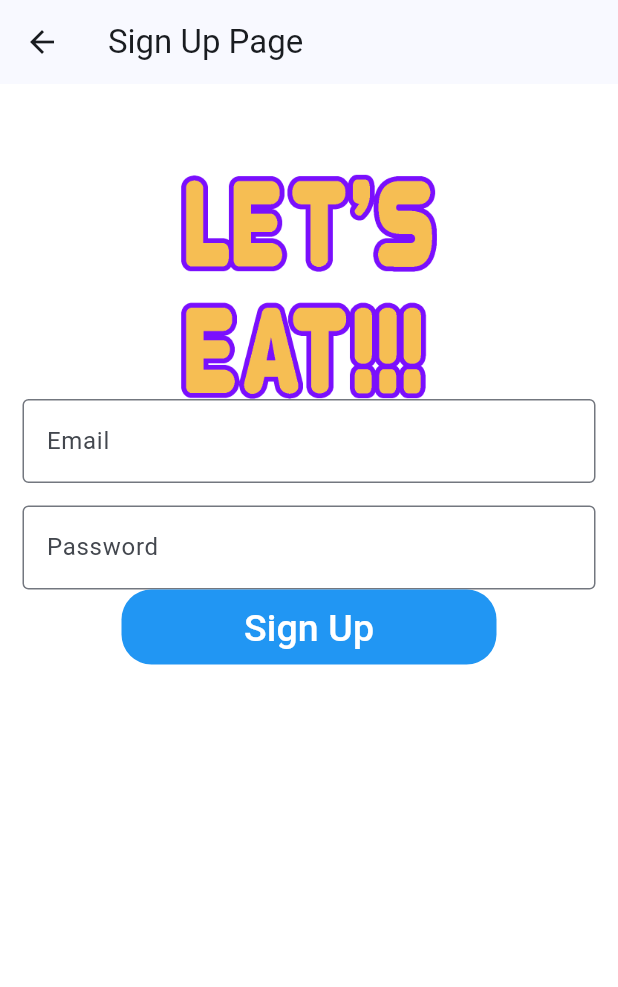
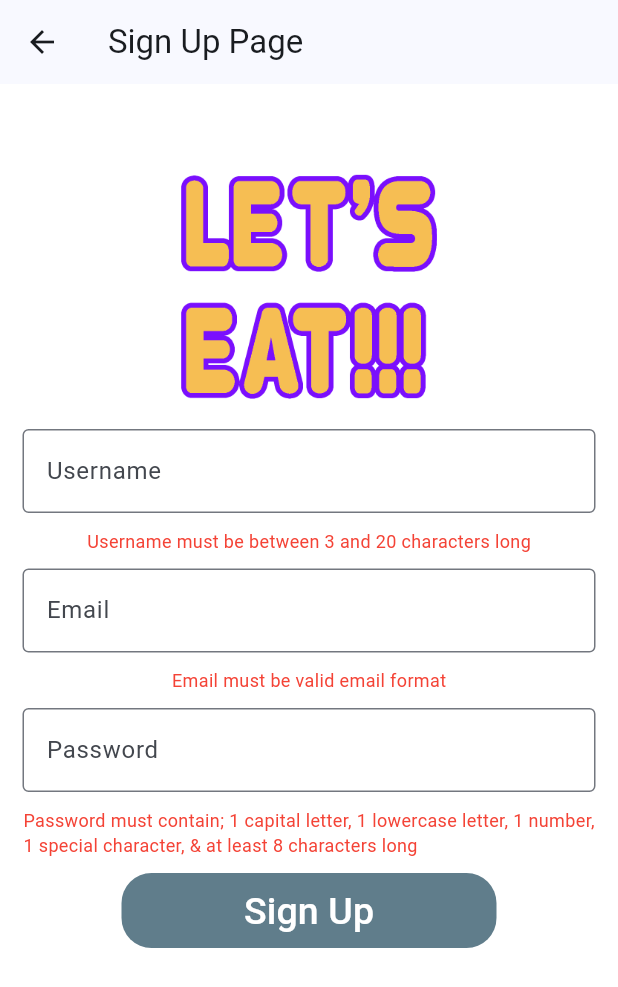
Before and after one commit to CameronCrupper/Lets_Eat, a Flutter app: the SignUpPage screen opened directly, on a phone screen of 412 x 824 dp. Shown: the top 987 px of the screen. Run offline on Flutter 3.47's test engine with Material 2 defaults, Android fonts, the phone set to English and light mode, and no system bars; our stand-ins replace cloud_firestore, email_validator, firebase_auth, firebase_core, flutter_riverpod, flutter_signin_button and 1 more; accounts and stored records are empty.

Commit message:
added validation for fields on sign up page, checks for user already existing in Firebase on sign up

```diff
--- a/lib/auth/web_auth_provider.dart
+++ b/lib/auth/web_auth_provider.dart
@@ -43,7 +43,7 @@ class _WebAuthProvider implements AuthProviderBase {
     return FirebaseAuth.instance.createUserWithEmailAndPassword(
         email: email,
         password: password
-      );
+    );
   }
 }
 
--- a/lib/screens/signup_page.dart
+++ b/lib/screens/signup_page.dart
@@ -1,4 +1,5 @@
 import 'dart:developer';
+import 'package:email_validator/email_validator.dart';
 import 'package:flutter/material.dart';
 import 'package:firebase_auth/firebase_auth.dart';
 import 'package:flutter_riverpod/flutter_riverpod.dart';
@@ -18,37 +19,75 @@ class SignUpPage extends ConsumerStatefulWidget {
 }
 
 class _SignUpState extends ConsumerState<SignUpPage> {
+  // Text field controllers
   final TextEditingController _emailController = TextEditingController();
   final TextEditingController _passwordController = TextEditingController();
+  final TextEditingController _usernameController = TextEditingController();
+
+  // Text field content variables
+  String _email = '';
+  String _password = '';
+  String _username = '';
+
+  // Text field validation
+  bool _emailIsValid = false;
+  bool _validateEmail(String value) {
+    // Returns false unless value evaluates as true per the
+    // EmailValidator plugin
+    return EmailValidator.validate(value);
+  }
+
+  bool _usernameIsValid = false;
+  bool _validateUsername(String value) {
+    // Returns false unless the value is at least 3 characters & no more
+    // than 20 characters
+    if (value.length > 3 && value.length < 21) {
+      return true;
+    } else {
+      return false;
+    }
+  }
+
+  bool _passwordIsValid = false;
+  bool _validatePassword(String value) {
+    // Returns false unless value has: 1 capital letter, 1 lower case letter,
+    // 1 number, 1 special character, & at least 8 total characters
+    if (value.length < 8) return false;
+    if (!value.contains(RegExp(r"[a-z]"))) return false;
+    if (!value.contains(RegExp(r"[A-Z]"))) return false;
+    if (!value.contains(RegExp(r"[0-9]"))) return false;
+    if (!value.contains(RegExp(r'[!@#$%^&*(),.?":{}|<>]'))) return false;
+    return true;
+  }
 
   @override
   void dispose() {
     _emailController.dispose();
     _passwordController.dispose();
+    _usernameController.dispose();
     super.dispose();
   }
 
   void _addUser() async {
     final user = FirebaseAuth.instance.currentUser;
-    if (user != null) {
-      await FirebaseFirestore.instance.collection('users').doc(user.uid).set(
+    await FirebaseFirestore.instance.collection('users').doc(_username).set(
         {
-          'uid': user.uid,
+          'uid': user!.uid,
           'username': 'anonymous',
           'tables': [],
           'cuisines': [],
         }
       );
   }
-  }
 
   void _signUp() async {
-    String email = _emailController.text.trim();
-    String password = _passwordController.text.trim();
+    final checkForUser = await FirebaseFirestore.instance.collection('users')
+        .doc(_username).get();
+    if (checkForUser.data() == null) {
       try {
         AuthProvider().signUpWithEmail(
-        email,
-        password
+          _email,
+          _password,
         );
       } catch (e) {
         log('User creation failed: $e');
@@ -56,8 +95,8 @@ class _SignUpState extends ConsumerState<SignUpPage> {
       Future.delayed(const Duration(milliseconds: 500), () async {
         try {
           await AuthProvider().signInWithEmail(
-        email,
-        password
+          _email,
+          _password
           );
         } catch (e) {
           log('Login failed: $e');
@@ -71,6 +110,9 @@ class _SignUpState extends ConsumerState<SignUpPage> {
           )
         );
       });
+    } else {
+      log('Cannot create account: User already exists with that username.');
+    }
   }
 
   @override
@@ -80,36 +122,77 @@ class _SignUpState extends ConsumerState<SignUpPage> {
       appBar: AppBar(
         title: const Text("Sign Up Page"),
       ),
+      // SCREEN BODY
       body: SingleChildScrollView(
         child: Column(
           children: <Widget>[
+            // LOGO BOX
             Padding(
               padding: const EdgeInsets.only(top: 60.0),
               child: Center(
                 child: SizedBox(
                     width: 200,
                     height: 150,
-                    /*decoration: BoxDecoration(
-                        color: Colors.red,
-                        borderRadius: BorderRadius.circular(50.0)),*/
                     child: Image.asset('assets/images/Lets-Eat.png')),
               ),
             ),
+            // USERNAME TEXT FIELD
             Padding(
-              //padding: const EdgeInsets.only(left:15.0,right: 15.0,top:0,bottom: 0),
-              padding: const  EdgeInsets.symmetric(horizontal: 15),
+              padding: const EdgeInsets.only(
+                left: 15.0, right: 15.0, top: 20, bottom: 10
+              ),
+              child: TextField(
+                decoration: const InputDecoration(
+                    border: OutlineInputBorder(),
+                    labelText: 'Username',
+                    hintText: 'Enter valid username'),
+                controller: _usernameController,
+                onChanged: (value) {
+                  setState(() {
+                    _username = value;
+                  });
+                  _usernameIsValid = _validateUsername(_username);
+                },
+              ),
+            ),
+            // USERNAME TEXT INSTRUCTIONS
+            Text('Username must be between 3 and 20 characters long',
+              style: TextStyle(
+                fontSize: 12,
+                color: _usernameIsValid ? Colors.green : Colors.red,
+              ),
+            ),
+            // EMAIL TEXT FIELD
+            Padding(
+              padding: const EdgeInsets.only(
+                left: 15.0, right: 15.0, top: 10, bottom: 10
+              ),
               child: TextField(
                 decoration: const InputDecoration(
                     border: OutlineInputBorder(),
                     labelText: 'Email',
                     hintText: 'Enter valid email'),
                 controller: _emailController,
+                onChanged: (value) {
+                  setState(() {
+                    _email = value;
+                  });
+                  _emailIsValid = _validateEmail(_email);
+                },
               ),
             ),
+            // EMAIL TEXT INSTRUCTIONS
+            Text('Email must be valid email format',
+              style: TextStyle(
+                fontSize: 12,
+                color: _emailIsValid ? Colors.green : Colors.red,
+              ),
+            ),
+            // PASSWORD TEXT FIELD
             Padding(
               padding: const EdgeInsets.only(
-                  left: 15.0, right: 15.0, top: 15, bottom: 0),
-              //padding: EdgeInsets.symmetric(horizontal: 15),
+                  left: 15.0, right: 15.0, top: 10, bottom: 10
+                ),
               child: TextField(
                 obscureText: true,
                 decoration: const InputDecoration(
@@ -117,16 +200,43 @@ class _SignUpState extends ConsumerState<SignUpPage> {
                     labelText: 'Password',
                     hintText: 'Enter password'),
                 controller: _passwordController,
+                onChanged: (value) {
+                  setState(() {
+                    _password = value;
+                  });
+                  _passwordIsValid = _validatePassword(_password);
+                },
               ),
             ),
-            Container(
+            // PASSWORD TEXT INSTRUCTIONS
+            Text('Password must contain; 1 capital letter, 1 lowercase letter, 1 number,\n1 special character, & at least 8 characters long',
+              style: TextStyle(
+                fontSize: 12,
+                color: _passwordIsValid ? Colors.green : Colors.red,
+              ),
+            ),
+            // SIGN UP BUTTON
+            Padding(
+              padding: const EdgeInsets.only(top: 10),
+              child: Container(
                 height: 50,
                 width: 250,
                 decoration: BoxDecoration(
-                  color: Colors.blue, borderRadius: BorderRadius.circular(20)),
+                    color: !_usernameIsValid ||
+                            !_emailIsValid ||
+                            !_passwordIsValid
+                            ? Colors.blueGrey
+                            : Colors.blue,
+                    borderRadius: BorderRadius.circular(20)),
                 child: TextButton(
-                onPressed: () {
+                  onPressed: _usernameIsValid &&
+                              _emailIsValid &&
+                              _passwordIsValid
+                              ? () {
                                   _signUp();
+                                }
+                              : () {
+                                  // Do nothing
                                 },
                   child: const Text(
                     'Sign Up',
@@ -134,8 +244,6 @@ class _SignUpState extends ConsumerState<SignUpPage> {
                   ),
                 ),
               ),
-            const SizedBox(
-              height: 130,
             ),
           ],
         ),
--- a/pubspec.yaml
+++ b/pubspec.yaml
@@ -41,6 +41,7 @@ dependencies:
   google_sign_in: ^6.0.2
   flutter_riverpod: ^2.3.2
   cloud_firestore: ^4.5.0
+  email_validator: ^2.1.17
 
 dev_dependencies:
   flutter_test:
```
Also changed, not shown: pubspec.lock, 6 other files. Lines whose indentation alone changed are shown as unchanged.
